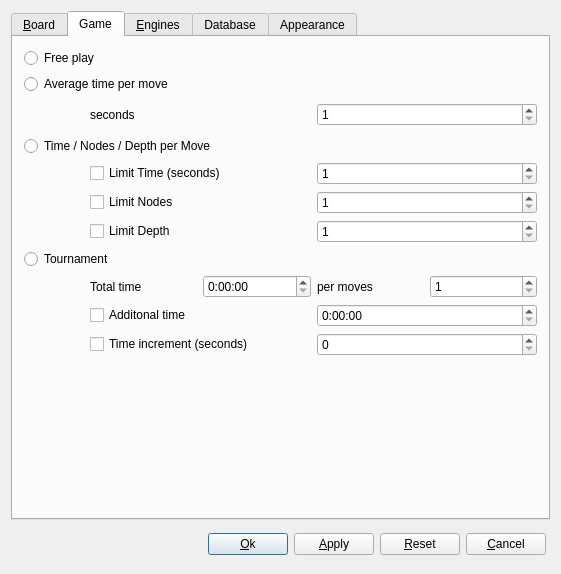
Above: src/gui/preferences.ui from franzm/shatrabase before the change. Below: the same form after it.
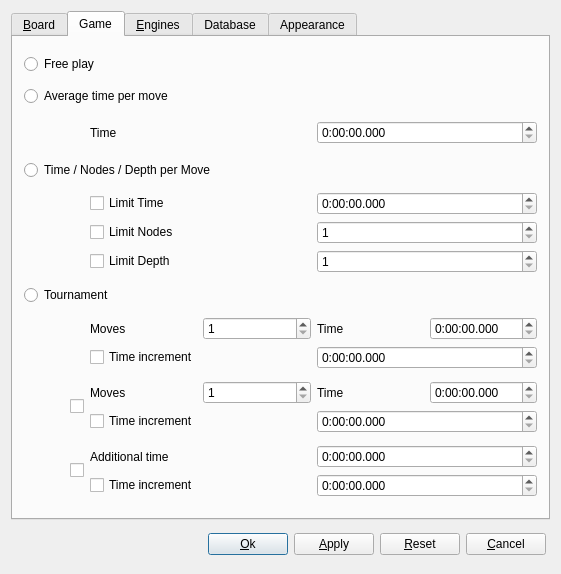
That is the form after the change. Custom widgets are drawn as their Qt base class.

Commit message: new version of TimeControl(TM) Preferences

```diff
--- a/src/gui/preferences.ui
+++ b/src/gui/preferences.ui
@@ -465,17 +465,24 @@
              <item>
               <widget class="QLabel" name="label_21">
                <property name="text">
-                <string>seconds</string>
+                <string>Time</string>
                </property>
               </widget>
              </item>
              <item>
-              <widget class="QSpinBox" name="spinBox_4">
-               <property name="minimum">
-                <number>1</number>
+              <widget class="QTimeEdit" name="timeAv">
+               <property name="currentSection">
+                <enum>QDateTimeEdit::HourSection</enum>
                </property>
-               <property name="maximum">
-                <number>36000</number>
+               <property name="displayFormat">
+                <string>h:mm:ss.zzz</string>
+               </property>
+               <property name="time">
+                <time>
+                 <hour>0</hour>
+                 <minute>0</minute>
+                 <second>0</second>
+                </time>
                </property>
               </widget>
              </item>
@@ -523,17 +530,24 @@
              <item>
               <widget class="QCheckBox" name="checkBox">
                <property name="text">
-                <string>Limit Time (seconds)</string>
+                <string>Limit Time</string>
                </property>
               </widget>
              </item>
              <item>
-              <widget class="QSpinBox" name="spinBox">
-               <property name="minimum">
-                <number>1</number>
+              <widget class="QTimeEdit" name="limitTime">
+               <property name="currentSection">
+                <enum>QDateTimeEdit::HourSection</enum>
                </property>
-               <property name="maximum">
-                <number>36000</number>
+               <property name="displayFormat">
+                <string>h:mm:ss.zzz</string>
+               </property>
+               <property name="time">
+                <time>
+                 <hour>0</hour>
+                 <minute>0</minute>
+                 <second>0</second>
+                </time>
                </property>
               </widget>
              </item>
@@ -614,24 +628,10 @@
           <layout class="QVBoxLayout" name="verticalLayout_4">
            <item>
             <layout class="QHBoxLayout" name="horizontalLayout_13">
-             <item>
-              <widget class="QLabel" name="label_14">
-               <property name="text">
-                <string>Total time</string>
-               </property>
-              </widget>
-             </item>
-             <item>
-              <widget class="QTimeEdit" name="timeEdit">
-               <property name="displayFormat">
-                <string>h:mm:ss</string>
-               </property>
-              </widget>
-             </item>
              <item>
               <widget class="QLabel" name="label_15">
                <property name="text">
-                <string>per moves</string>
+                <string>Moves</string>
                </property>
               </widget>
              </item>
@@ -645,21 +645,27 @@
                </property>
               </widget>
              </item>
-            </layout>
-           </item>
-           <item>
-            <layout class="QHBoxLayout" name="horizontalLayout_14">
              <item>
-              <widget class="QCheckBox" name="checkBox_5">
+              <widget class="QLabel" name="label_14">
                <property name="text">
-                <string>Additonal time</string>
+                <string>Time</string>
                </property>
               </widget>
              </item>
              <item>
-              <widget class="QTimeEdit" name="timeEdit_2">
+              <widget class="QTimeEdit" name="time1">
+               <property name="currentSection">
+                <enum>QDateTimeEdit::HourSection</enum>
+               </property>
                <property name="displayFormat">
-                <string>h:mm:ss</string>
+                <string>h:mm:ss.zzz</string>
+               </property>
+               <property name="time">
+                <time>
+                 <hour>0</hour>
+                 <minute>0</minute>
+                 <second>0</second>
+                </time>
                </property>
               </widget>
              </item>
@@ -670,20 +676,134 @@
              <item>
               <widget class="QCheckBox" name="checkBox_6">
                <property name="text">
-                <string>Time increment (seconds)</string>
+                <string>Time increment</string>
                </property>
               </widget>
              </item>
              <item>
-              <widget class="QSpinBox" name="spinBox_6">
+              <widget class="QTimeEdit" name="timeInc1">
+               <property name="currentSection">
+                <enum>QDateTimeEdit::HourSection</enum>
+               </property>
+               <property name="displayFormat">
+                <string>h:mm:ss.zzz</string>
+               </property>
+               <property name="time">
+                <time>
+                 <hour>0</hour>
+                 <minute>0</minute>
+                 <second>0</second>
+                </time>
+               </property>
+              </widget>
+             </item>
+            </layout>
+           </item>
+          </layout>
+         </item>
+        </layout>
+       </item>
+       <item>
+        <layout class="QHBoxLayout" name="horizontalLayout_14">
+         <item>
+          <widget class="QWidget" name="spacer_3" native="true">
+           <property name="minimumSize">
+            <size>
+             <width>40</width>
+             <height>30</height>
+            </size>
+           </property>
+           <property name="maximumSize">
+            <size>
+             <width>40</width>
+             <height>16777215</height>
+            </size>
+           </property>
+          </widget>
+         </item>
+         <item>
+          <widget class="QCheckBox" name="cbTime2">
+           <property name="sizePolicy">
+            <sizepolicy hsizetype="Fixed" vsizetype="Fixed">
+             <horstretch>0</horstretch>
+             <verstretch>0</verstretch>
+            </sizepolicy>
+           </property>
+           <property name="text">
+            <string/>
+           </property>
+          </widget>
+         </item>
+         <item>
+          <layout class="QVBoxLayout" name="verticalLayout_5">
+           <item>
+            <layout class="QHBoxLayout" name="horizontalLayout_16">
+             <item>
+              <widget class="QLabel" name="label_16">
+               <property name="text">
+                <string>Moves</string>
+               </property>
+              </widget>
+             </item>
+             <item>
+              <widget class="QSpinBox" name="moves2">
                <property name="minimum">
-                <number>0</number>
+                <number>1</number>
                </property>
                <property name="maximum">
-                <number>3600</number>
+                <number>1000</number>
                </property>
-               <property name="value">
-                <number>0</number>
+              </widget>
+             </item>
+             <item>
+              <widget class="QLabel" name="label_18">
+               <property name="text">
+                <string>Time</string>
+               </property>
+              </widget>
+             </item>
+             <item>
+              <widget class="QTimeEdit" name="time2">
+               <property name="currentSection">
+                <enum>QDateTimeEdit::HourSection</enum>
+               </property>
+               <property name="displayFormat">
+                <string>h:mm:ss.zzz</string>
+               </property>
+               <property name="time">
+                <time>
+                 <hour>0</hour>
+                 <minute>0</minute>
+                 <second>0</second>
+                </time>
+               </property>
+              </widget>
+             </item>
+            </layout>
+           </item>
+           <item>
+            <layout class="QHBoxLayout" name="horizontalLayout_17">
+             <item>
+              <widget class="QCheckBox" name="cbTimeInc2">
+               <property name="text">
+                <string>Time increment</string>
+               </property>
+              </widget>
+             </item>
+             <item>
+              <widget class="QTimeEdit" name="timeInc2">
+               <property name="currentSection">
+                <enum>QDateTimeEdit::HourSection</enum>
+               </property>
+               <property name="displayFormat">
+                <string>h:mm:ss.zzz</string>
+               </property>
+               <property name="time">
+                <time>
+                 <hour>0</hour>
+                 <minute>0</minute>
+                 <second>0</second>
+                </time>
                </property>
               </widget>
              </item>
@@ -694,17 +814,97 @@
         </layout>
        </item>
        <item>
-        <spacer name="verticalSpacer_2">
-         <property name="orientation">
-          <enum>Qt::Vertical</enum>
-         </property>
-         <property name="sizeHint" stdset="0">
-          <size>
-           <width>20</width>
-           <height>40</height>
-          </size>
-         </property>
-        </spacer>
+        <layout class="QHBoxLayout" name="horizontalLayout_18">
+         <item>
+          <widget class="QWidget" name="spacer_4" native="true">
+           <property name="minimumSize">
+            <size>
+             <width>40</width>
+             <height>30</height>
+            </size>
+           </property>
+           <property name="maximumSize">
+            <size>
+             <width>40</width>
+             <height>16777215</height>
+            </size>
+           </property>
+          </widget>
+         </item>
+         <item>
+          <widget class="QCheckBox" name="cbTime3">
+           <property name="sizePolicy">
+            <sizepolicy hsizetype="Fixed" vsizetype="Fixed">
+             <horstretch>0</horstretch>
+             <verstretch>0</verstretch>
+            </sizepolicy>
+           </property>
+           <property name="text">
+            <string/>
+           </property>
+          </widget>
+         </item>
+         <item>
+          <layout class="QVBoxLayout" name="verticalLayout_6">
+           <item>
+            <layout class="QHBoxLayout" name="horizontalLayout_19">
+             <item>
+              <widget class="QLabel" name="label_20">
+               <property name="text">
+                <string>Additional time</string>
+               </property>
+              </widget>
+             </item>
+             <item>
+              <widget class="QTimeEdit" name="time3">
+               <property name="currentSection">
+                <enum>QDateTimeEdit::HourSection</enum>
+               </property>
+               <property name="displayFormat">
+                <string>h:mm:ss.zzz</string>
+               </property>
+               <property name="time">
+                <time>
+                 <hour>0</hour>
+                 <minute>0</minute>
+                 <second>0</second>
+                </time>
+               </property>
+              </widget>
+             </item>
+            </layout>
+           </item>
+           <item>
+            <layout class="QHBoxLayout" name="horizontalLayout_20">
+             <item>
+              <widget class="QCheckBox" name="cbTimeInc3">
+               <property name="text">
+                <string>Time increment</string>
+               </property>
+              </widget>
+             </item>
+             <item>
+              <widget class="QTimeEdit" name="timeInc3">
+               <property name="currentSection">
+                <enum>QDateTimeEdit::HourSection</enum>
+               </property>
+               <property name="displayFormat">
+                <string>h:mm:ss.zzz</string>
+               </property>
+               <property name="time">
+                <time>
+                 <hour>0</hour>
+                 <minute>0</minute>
+                 <second>0</second>
+                </time>
+               </property>
+              </widget>
+             </item>
+            </layout>
+           </item>
+          </layout>
+         </item>
+        </layout>
        </item>
       </layout>
       <zorder>radioButton</zorder>
```
Left out of the diff: 35 changed lines with no effect on the pictures. The commit also changes 2 other files.
